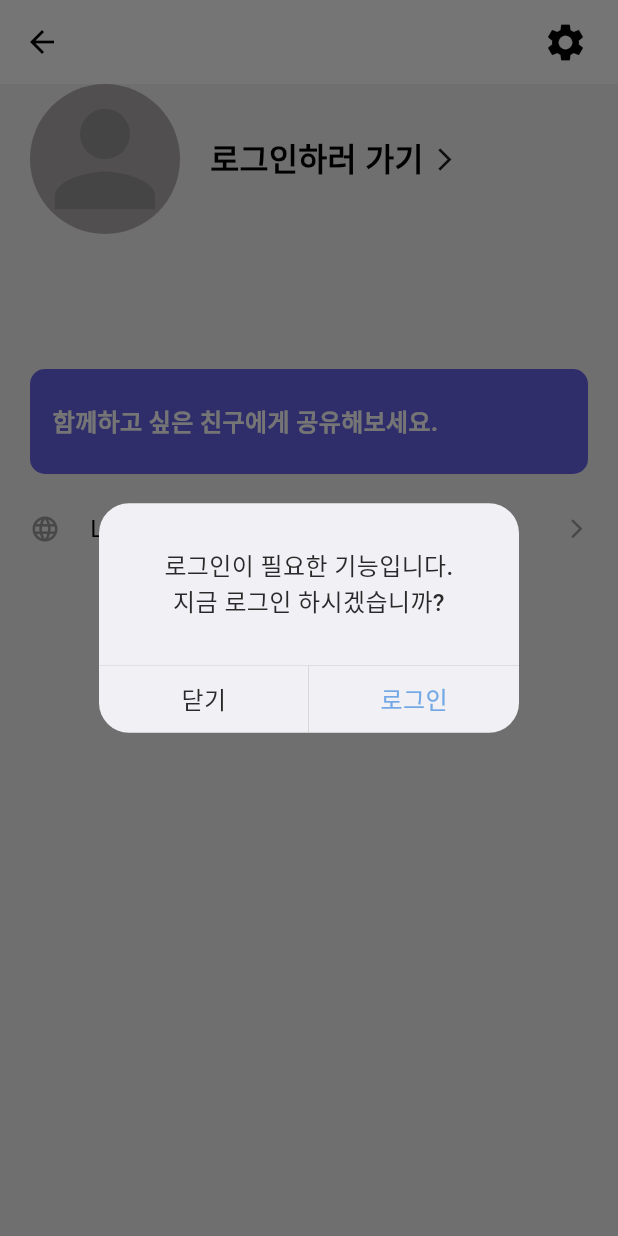
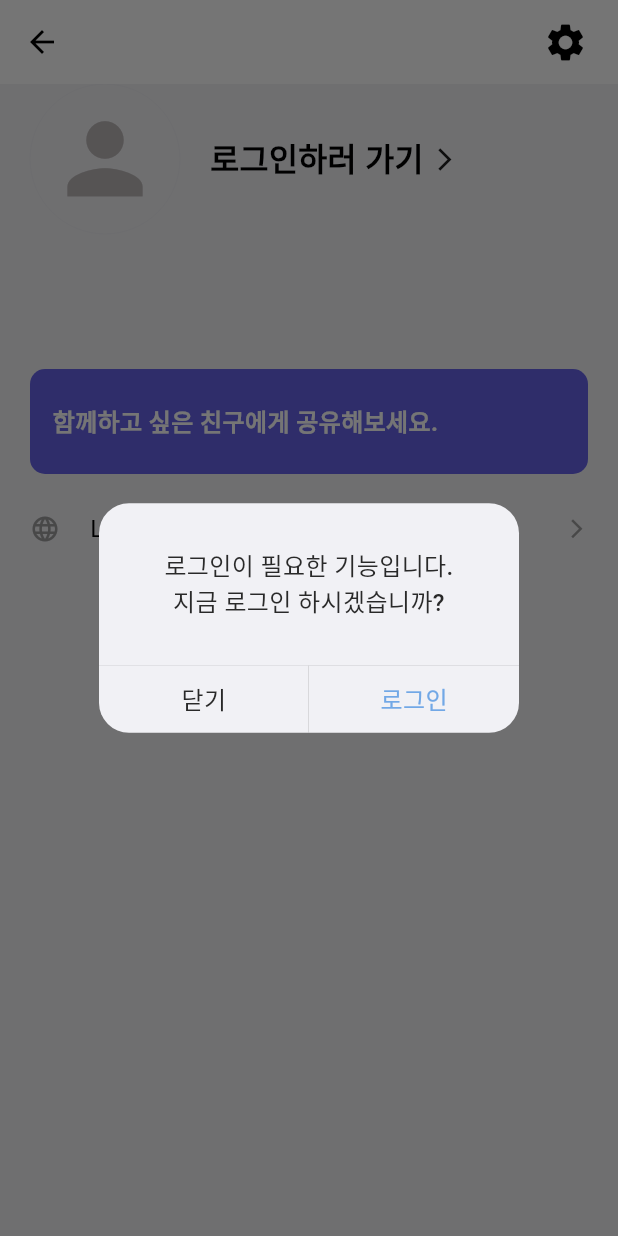
Before and after one commit to KIMSEUNGWO/SportApp_Flutter, a Flutter app: the ProfilePage screen opened directly with empty values, after a tap on "로그인하러 가기", on a phone screen of 412 x 824 dp. Run offline on Flutter 3.47's test engine with Material 3 defaults, Android fonts, the phone set to English and light mode, and no system bars; our stand-ins replace carousel_slider, easy_localization, flutter_riverpod, flutter_secure_storage, flutter_svg, go_router and 5 more; missing offline and left inert: flutter_line_sdk; accounts and stored records are empty; network calls fail; Roboto replaces fonts that are missing (Pretendard); project files that could hold a hidden picture were left out.

Commit message:
feat : userProfile 공통로직

```diff
--- /dev/null
+++ b/lib/models/common/user_profile.dart
@@ -0,0 +1,30 @@
+
+
+import 'package:flutter/material.dart';
+
+
+class UserImageWidget extends StatelessWidget {
+  const UserImageWidget({super.key});
+
+  @override
+  Widget build(BuildContext context) {
+    return const Placeholder();
+  }
+}
+
+Widget userProfile(BuildContext context, {required double diameter, required Image? image}) {
+  return Container(
+    width: diameter, height: diameter,
+    clipBehavior: Clip.hardEdge,
+    decoration: BoxDecoration(
+        color: Theme.of(context).colorScheme.surface,
+        borderRadius: BorderRadius.circular(100),
+        border: Border.all(
+            color: Color(0xFFD7D7D7),
+            width: 0.1
+        )
+    ),
+    child: image ??
+        Center(child: Icon(Icons.person, size: diameter * 0.75, color: const Color(0xFFBCB7B7),)),
+  );
+}
--- a/lib/widgets/pages/profile/profile_edit_page.dart
+++ b/lib/widgets/pages/profile/profile_edit_page.dart
@@ -149,7 +149,7 @@ class _ProfileEditPageState extends ConsumerState<ProfileEditPage> {
                       child: Stack(
                         children: [
                           (editImage == null)
-                                ? EmptyProfileImage()
+                            ? EmptyProfileImage(context)
                             : Container(
                             width: 100, height: 100,
                             decoration: BoxDecoration(
@@ -161,12 +161,12 @@ class _ProfileEditPageState extends ConsumerState<ProfileEditPage> {
                           Positioned(
                             bottom: 0, right: 0,
                             child: Container(
-                                padding: EdgeInsets.all(10),
+                              padding: const EdgeInsets.all(10),
                               decoration: BoxDecoration(
                                 borderRadius: BorderRadius.circular(100),
                                 color: Colors.black,
                               ),
-                                child: Icon(Icons.camera_alt,
+                              child: const Icon(Icons.camera_alt,
                                 color: Colors.white,
                                 size: 20,
                               ),
--- a/lib/widgets/pages/profile/profile_page.dart
+++ b/lib/widgets/pages/profile/profile_page.dart
@@ -3,6 +3,7 @@ import 'package:flutter/material.dart';
 import 'package:flutter/widgets.dart';
 import 'package:flutter_sport/common/alert.dart';
 import 'package:flutter_sport/common/navigator_helper.dart';
+import 'package:flutter_sport/models/common/user_profile.dart';
 import 'package:flutter_sport/notifiers/login_notifier.dart';
 import 'package:flutter_sport/models/user/profile.dart';
 import 'package:flutter_sport/widgets/pages/profile/language_settings.dart';
@@ -153,7 +154,7 @@ class _ProfilePageState extends ConsumerState<ProfilePage> with AutomaticKeepAli
                   child: Stack(
                       children: [
                         (profile.image == null)
-                            ? EmptyProfileImage()
+                            ? EmptyProfileImage(context)
                             : Container(
                                 width: 100, height: 100,
                                 decoration: BoxDecoration(
@@ -241,7 +242,7 @@ class _ProfilePageState extends ConsumerState<ProfilePage> with AutomaticKeepAli
       margin: const EdgeInsets.only(left: 20, right: 20, bottom: 30),
       child: Row(
         children: [
-          EmptyProfileImage(),
+          EmptyProfileImage(context),
           const SizedBox(width: 20,),
           GestureDetector(
             onTap: () {
@@ -271,16 +272,8 @@ class _ProfilePageState extends ConsumerState<ProfilePage> with AutomaticKeepAli
   bool get wantKeepAlive => true;
 }
 
-Container EmptyProfileImage() {
-  return Container(
-    width: 100, height: 100,
-    decoration: BoxDecoration(
-      borderRadius: BorderRadius.circular(100),
-      color: Color(0xFFB1ACAC),
-    ),
-    clipBehavior: Clip.hardEdge,
-    child: Icon(Icons.person, size: 100, color: Color(0xFF979696),),
-  );
+Widget EmptyProfileImage(BuildContext context) {
+  return userProfile(context, diameter: 100, image: null);
 }
 
 
```
Also changed, not shown: lib/widgets/pages/board/board_detail_page.dart (+5 -27 lines), lib/widgets/pages/board/board_page.dart (+3 -13 lines), lib/widgets/pages/comment/comment_page.dart (+2 -12 lines), lib/widgets/pages/groupdetails/club_detail_home_page.dart (+3 -11 lines), lib/widgets/pages/groupdetails/club_detail_meeting_page.dart (+29 -33 lines). Lines whose indentation alone changed are shown as unchanged.
